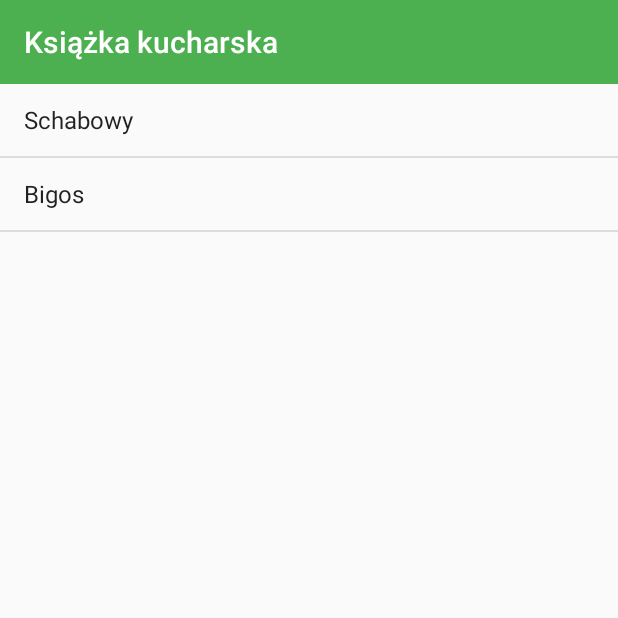
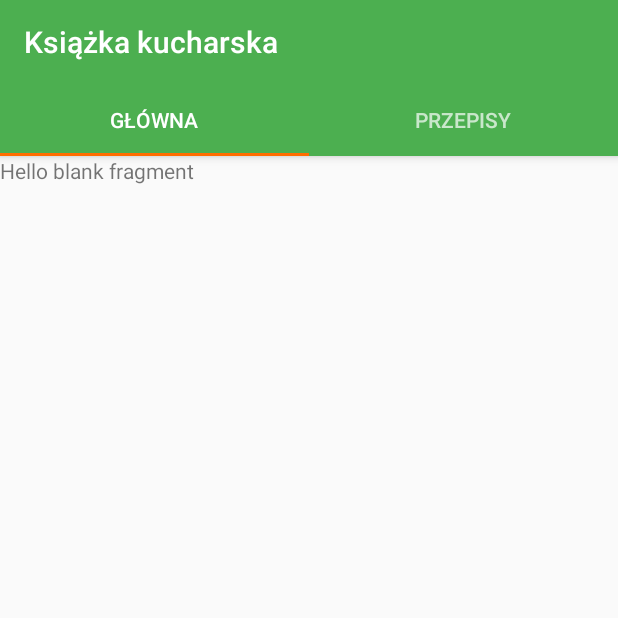
Before and after one commit to whpac/android-cookbook, an Android app: the screen it shows after launch (MainActivity), on a phone screen of 412 x 824 dp, the top half of it. Run offline under Robolectric (Android 15) with nearby library versions, the phone set to English and light mode, and no system bars.

Commit message:
Karty w nagłówku

```diff
--- a/app/src/main/java/pl/put/cookbook/MainActivity.kt
+++ b/app/src/main/java/pl/put/cookbook/MainActivity.kt
@@ -2,7 +2,12 @@ package pl.put.cookbook
 
 import android.content.Intent
 import android.os.Bundle
+import android.support.design.widget.TabLayout
+import android.support.v4.app.Fragment
+import android.support.v4.app.FragmentManager
+import android.support.v4.app.FragmentPagerAdapter
 import android.support.v4.app.FragmentTransaction
+import android.support.v4.view.ViewPager
 import android.support.v7.app.AppCompatActivity
 import android.support.v7.widget.Toolbar
 import android.widget.FrameLayout
@@ -16,6 +21,12 @@ class MainActivity : AppCompatActivity(), RecipeListFragment.Listener {
         setContentView(R.layout.activity_main)
         val toolbar = findViewById<Toolbar>(R.id.toolbar)
         setSupportActionBar(toolbar)
+
+        val pagerAdapter = SectionsPagerAdapter(supportFragmentManager)
+        val pager = findViewById<ViewPager>(R.id.pager)
+        pager.adapter = pagerAdapter
+        val tabLayout = findViewById<TabLayout>(R.id.tabs)
+        tabLayout.setupWithViewPager(pager)
     }
 
     override fun onItemClicked(id: Long) {
@@ -34,4 +45,27 @@ class MainActivity : AppCompatActivity(), RecipeListFragment.Listener {
             startActivity(intent)
         }
     }
+
+    private class SectionsPagerAdapter(fm: FragmentManager?) : FragmentPagerAdapter(fm) {
+        override fun getCount(): Int {
+            return 2
+        }
+
+        override fun getItem(position: Int): Fragment? {
+            when (position) {
+                0 -> return MainFragment()
+                1 -> return RecipeListFragment()
+            }
+            return null
+        }
+
+        override fun getPageTitle(position: Int): CharSequence? {
+            when (position) {
+                0 -> return App.appResources.getText(R.string.home_tab)
+                1 -> return App.appResources.getText(R.string.recipes_tab)
+            }
+            return null
+        }
+    }
+
 }
--- /dev/null
+++ b/app/src/main/java/pl/put/cookbook/MainFragment.kt
@@ -0,0 +1,18 @@
+package pl.put.cookbook
+
+import android.os.Bundle
+import android.support.v4.app.Fragment
+import android.view.LayoutInflater
+import android.view.View
+import android.view.ViewGroup
+
+class MainFragment : Fragment() {
+
+    override fun onCreate(savedInstanceState: Bundle?) {
+        super.onCreate(savedInstanceState)
+    }
+
+    override fun onCreateView(inflater: LayoutInflater, container: ViewGroup?, savedInstanceState: Bundle?): View? {
+        return inflater.inflate(R.layout.fragment_main, container, false)
+    }
+}
--- a/app/src/main/res/layout-large/activity_main.xml
+++ b/app/src/main/res/layout-large/activity_main.xml
@@ -2,7 +2,15 @@
 <LinearLayout xmlns:android="http://schemas.android.com/apk/res/android"
     android:layout_height="match_parent"
     android:layout_width="match_parent"
-    android:orientation="horizontal">
+    android:orientation="vertical">
+    <include
+        layout="@layout/toolbar_main"
+        android:id="@+id/toolbar" />
+    <LinearLayout
+        android:layout_width="match_parent"
+        android:layout_height="match_parent"
+        android:orientation="horizontal"
+        android:baselineAligned="false">
         <fragment
             android:name="pl.put.cookbook.RecipeListFragment"
             android:id="@+id/recipes_list"
@@ -15,3 +23,4 @@
             android:layout_weight="3"
             android:layout_height="match_parent" />
     </LinearLayout>
+</LinearLayout>
--- a/app/src/main/res/layout/activity_detail.xml
+++ b/app/src/main/res/layout/activity_detail.xml
@@ -1,14 +1,18 @@
 <?xml version="1.0" encoding="utf-8"?>
-<android.support.v7.widget.LinearLayoutCompat xmlns:android="http://schemas.android.com/apk/res/android"
+<LinearLayout xmlns:android="http://schemas.android.com/apk/res/android"
     xmlns:tools="http://schemas.android.com/tools"
     android:layout_width="match_parent"
     android:layout_height="match_parent"
+    android:orientation="vertical"
     tools:context=".DetailActivity">
 
+    <include
+        layout="@layout/toolbar_main"
+        android:id="@+id/toolbar" />
     <fragment
         class="pl.put.cookbook.RecipeDetailsFragment"
         android:id="@+id/details_frag"
         android:layout_width="match_parent"
         android:layout_height="match_parent" />
 
-</android.support.v7.widget.LinearLayoutCompat>
+</LinearLayout>
--- a/app/src/main/res/layout/activity_main.xml
+++ b/app/src/main/res/layout/activity_main.xml
@@ -3,9 +3,24 @@
     android:layout_height="match_parent"
     android:layout_width="match_parent"
     android:orientation="vertical">
-    <include
-        layout="@layout/toolbar_main"
-        android:id="@+id/toolbar" />
+
+    <android.support.design.widget.AppBarLayout
+        android:layout_width="match_parent"
+        android:layout_height="wrap_content"
+        android:theme="@style/ThemeOverlay.AppCompat.Dark.ActionBar" >
+        <include
+            layout="@layout/toolbar_main"
+            android:id="@+id/toolbar" />
+        <android.support.design.widget.TabLayout
+            android:id="@+id/tabs"
+            android:layout_width="match_parent"
+            android:layout_height="wrap_content" />
+    </android.support.design.widget.AppBarLayout>
+
+    <android.support.v4.view.ViewPager
+        android:id="@+id/pager"
+        android:layout_width="match_parent"
+        android:layout_height="match_parent" />
     <fragment
         android:id="@+id/recipes_list"
         android:name="pl.put.cookbook.RecipeListFragment"
--- /dev/null
+++ b/app/src/main/res/layout/fragment_main.xml
@@ -0,0 +1,13 @@
+<?xml version="1.0" encoding="utf-8"?>
+<FrameLayout xmlns:android="http://schemas.android.com/apk/res/android"
+    xmlns:tools="http://schemas.android.com/tools"
+    android:layout_width="match_parent"
+    android:layout_height="match_parent"
+    tools:context=".MainFragment">
+
+    <TextView
+        android:layout_width="match_parent"
+        android:layout_height="match_parent"
+        android:text="@string/hello_blank_fragment" />
+
+</FrameLayout>
--- a/app/src/main/res/values/strings.xml
+++ b/app/src/main/res/values/strings.xml
@@ -11,4 +11,9 @@
     <string name="unit_sec">sek</string>
     <string name="unit_min">min</string>
     <string name="unit_hrs">godz</string>
+
+    <string name="home_tab">Główna</string>
+    <string name="recipes_tab">Przepisy</string>
+    <!-- TODO: Remove or change this placeholder text -->
+    <string name="hello_blank_fragment">Hello blank fragment</string>
 </resources>
```
Lines whose indentation alone changed are shown as unchanged.
